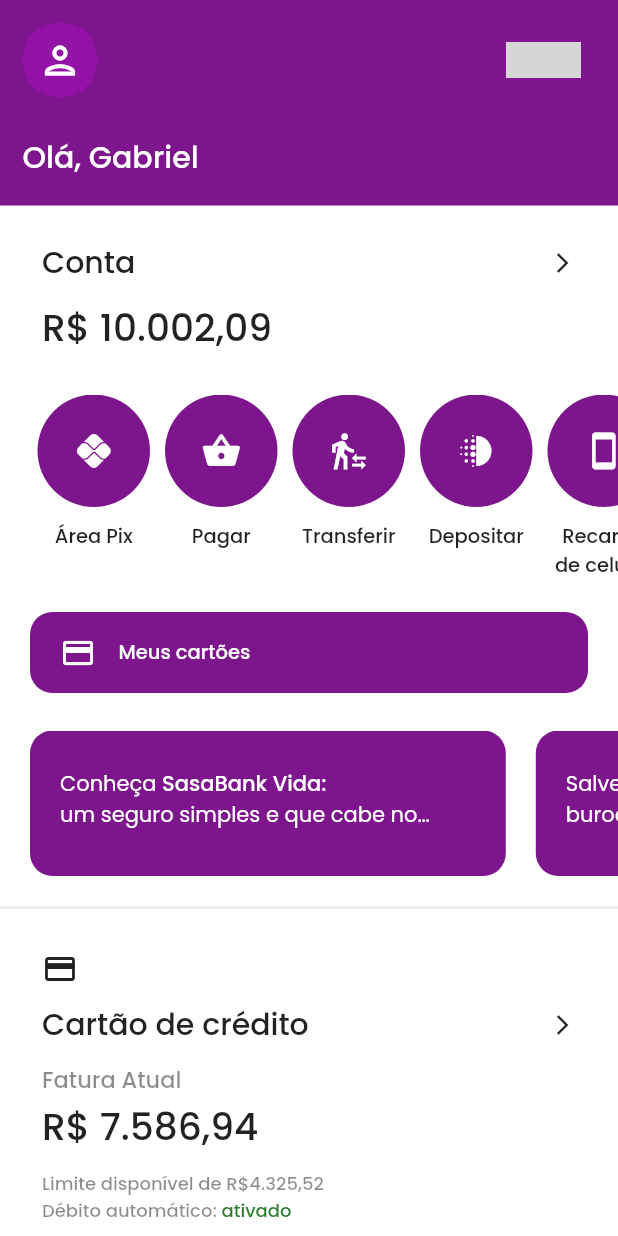
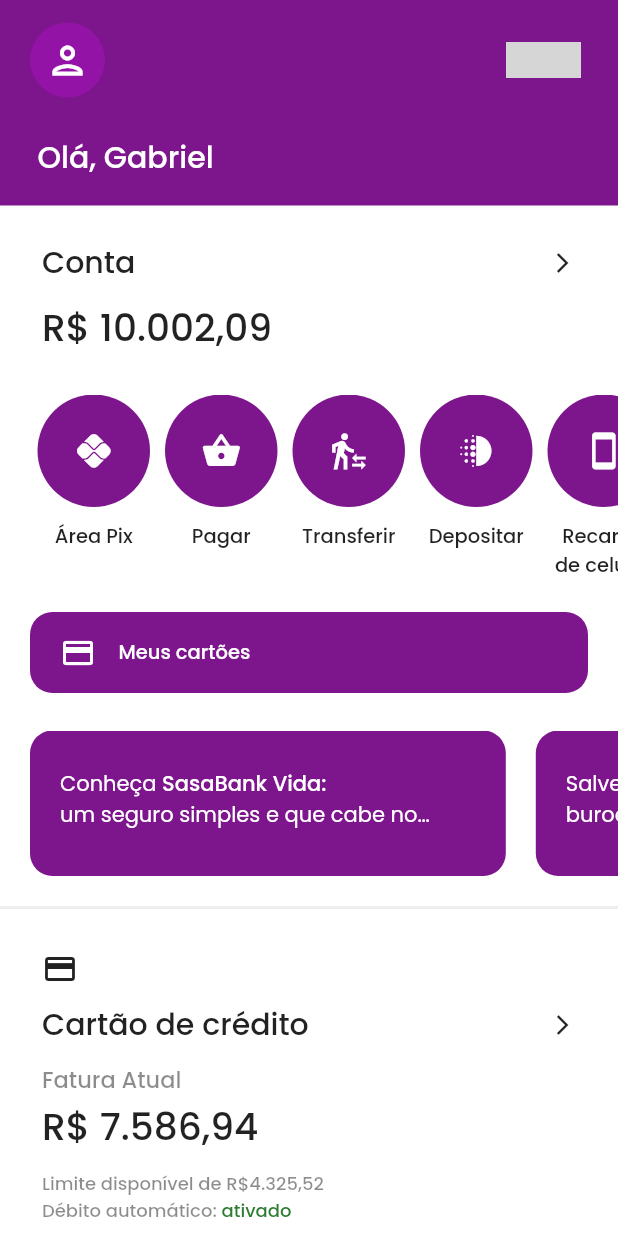
Before and after one commit to gbtb16/sasa-bank, a Flutter app: the screen it shows after launch, on a phone screen of 412 x 824 dp. Run offline on Flutter 3.47's test engine with Material 2 defaults, Android fonts, the phone set to English and light mode, and no system bars; our stand-ins replace page_transition; statements that could not run were skipped; grey boxes are pictures that could not be loaded.

Commit message:
top_menu: updated to v1.0.3+2

```diff
--- a/lib/menus/top_menu/pages/account/account_page.dart
+++ b/lib/menus/top_menu/pages/account/account_page.dart
@@ -33,8 +33,8 @@ class _AccountPageState extends State<AccountPage> {
             physics: const BouncingScrollPhysics(),
             child: Column(children: [
               Padding(
-                padding: const EdgeInsets.only(
-                    top: 20, left: 25, right: 25, bottom: 20),
+                padding:
+                    const EdgeInsets.symmetric(vertical: 20, horizontal: 25),
                 child: Column(children: [
                   Row(
                     children: [
--- a/lib/menus/top_menu/top_menu.dart
+++ b/lib/menus/top_menu/top_menu.dart
@@ -29,7 +29,7 @@ class _TopMenuState extends State<TopMenu> {
       width: double.infinity,
       decoration: _boxDecoration,
       child: Padding(
-        padding: const EdgeInsets.only(left: 15, right: 25),
+        padding: const EdgeInsets.only(left: 20, right: 25),
         child: Column(
           mainAxisAlignment: MainAxisAlignment.start,
           crossAxisAlignment: CrossAxisAlignment.start,
@@ -63,16 +63,19 @@ class _TopMenuState extends State<TopMenu> {
                 ),
               ],
             ),
-            const Padding(padding: EdgeInsets.only(top: 25)),
+            const SizedBox(height: 25),
             Row(
               children: [
-                Text(
+                Padding(
+                  padding: const EdgeInsets.only(left: 5),
+                  child: Text(
                     'Olá, $_name',
                     textAlign: TextAlign.start,
                     style: TextStyle(
                       color: defaultColorOptions.iconColor,
                       fontSize: 20,
                       fontWeight: FontWeight.w500,
+                    ),
                   ),
                 )
               ],
```
Lines whose indentation alone changed are shown as unchanged.
